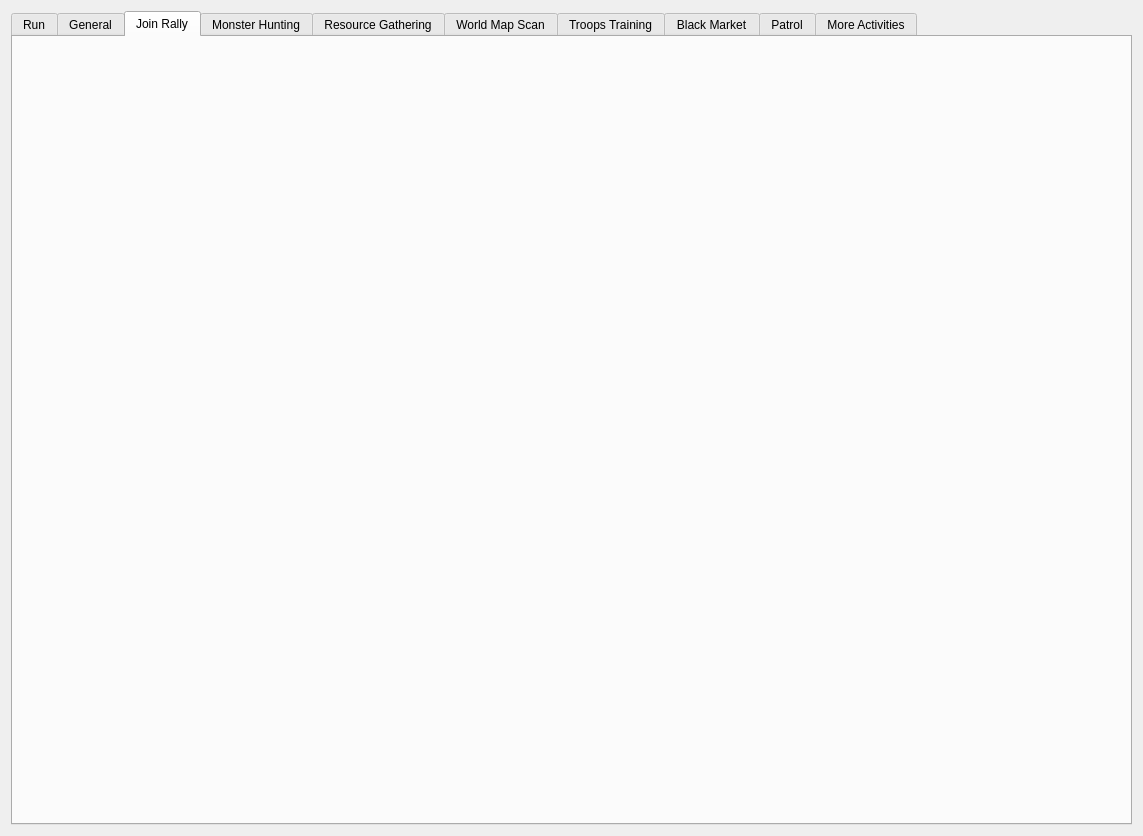
The window that gui/ui_files/instance_page.ui (evsahal/TaskEX) describes before a commit, drawn with Qt 5.
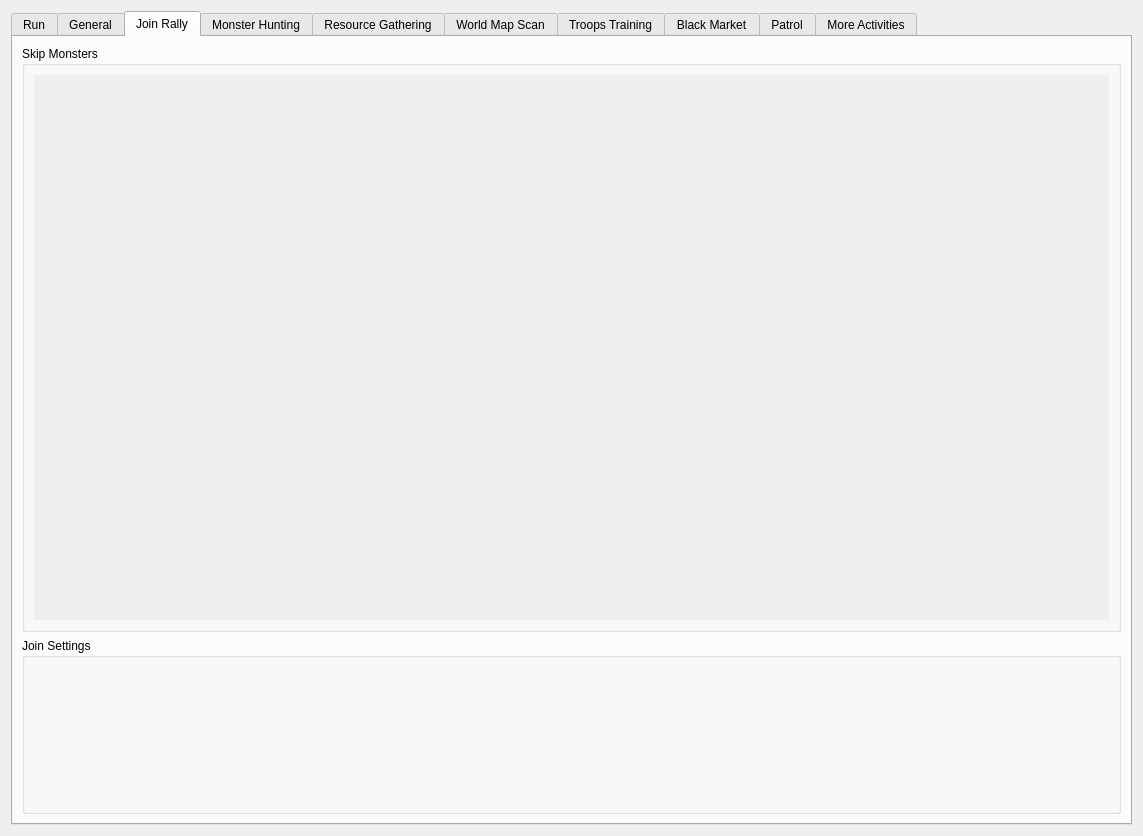
The same window after the commit. The open tabs and pages were chosen to show the change. Icons and pictures are not drawn.

Commit message: join rally tab ui

Patch:
```diff
--- a/gui/ui_files/instance_page.ui
+++ b/gui/ui_files/instance_page.ui
@@ -1314,6 +1314,104 @@
       <attribute name="title">
        <string>Join Rally</string>
       </attribute>
+      <layout class="QVBoxLayout" name="verticalLayout_12" stretch="10,3">
+       <item>
+        <widget class="QFrame" name="frame_16">
+         <property name="frameShape">
+          <enum>QFrame::Shape::NoFrame</enum>
+         </property>
+         <property name="frameShadow">
+          <enum>QFrame::Shadow::Raised</enum>
+         </property>
+         <layout class="QVBoxLayout" name="verticalLayout_13">
+          <property name="leftMargin">
+           <number>0</number>
+          </property>
+          <property name="topMargin">
+           <number>0</number>
+          </property>
+          <property name="rightMargin">
+           <number>0</number>
+          </property>
+          <property name="bottomMargin">
+           <number>0</number>
+          </property>
+          <item>
+           <widget class="QGroupBox" name="skip_monsters_gb">
+            <property name="title">
+             <string>Skip Monsters</string>
+            </property>
+            <layout class="QHBoxLayout" name="horizontalLayout_12">
+             <item>
+              <widget class="QScrollArea" name="scrollArea">
+               <property name="frameShape">
+                <enum>QFrame::Shape::NoFrame</enum>
+               </property>
+               <property name="widgetResizable">
+                <bool>true</bool>
+               </property>
+               <widget class="QWidget" name="scrollAreaWidgetContents">
+                <property name="geometry">
+                 <rect>
+                  <x>0</x>
+                  <y>0</y>
+                  <width>1067</width>
+                  <height>524</height>
+                 </rect>
+                </property>
+                <layout class="QHBoxLayout" name="horizontalLayout_13">
+                 <item>
+                  <widget class="QFrame" name="jr_monster_list_frame_">
+                   <property name="frameShape">
+                    <enum>QFrame::Shape::NoFrame</enum>
+                   </property>
+                   <property name="frameShadow">
+                    <enum>QFrame::Shadow::Raised</enum>
+                   </property>
+                  </widget>
+                 </item>
+                </layout>
+               </widget>
+              </widget>
+             </item>
+            </layout>
+           </widget>
+          </item>
+         </layout>
+        </widget>
+       </item>
+       <item>
+        <widget class="QFrame" name="frame_17">
+         <property name="frameShape">
+          <enum>QFrame::Shape::NoFrame</enum>
+         </property>
+         <property name="frameShadow">
+          <enum>QFrame::Shadow::Raised</enum>
+         </property>
+         <layout class="QVBoxLayout" name="verticalLayout_14">
+          <property name="leftMargin">
+           <number>0</number>
+          </property>
+          <property name="topMargin">
+           <number>0</number>
+          </property>
+          <property name="rightMargin">
+           <number>0</number>
+          </property>
+          <property name="bottomMargin">
+           <number>0</number>
+          </property>
+          <item>
+           <widget class="QGroupBox" name="groupBox_6">
+            <property name="title">
+             <string>Join Settings</string>
+            </property>
+           </widget>
+          </item>
+         </layout>
+        </widget>
+       </item>
+      </layout>
      </widget>
      <widget class="QWidget" name="tab_5">
       <attribute name="title">
```
Left out of the diff: 22 changed lines with no effect on the pictures. The commit also changes 10 other files.
